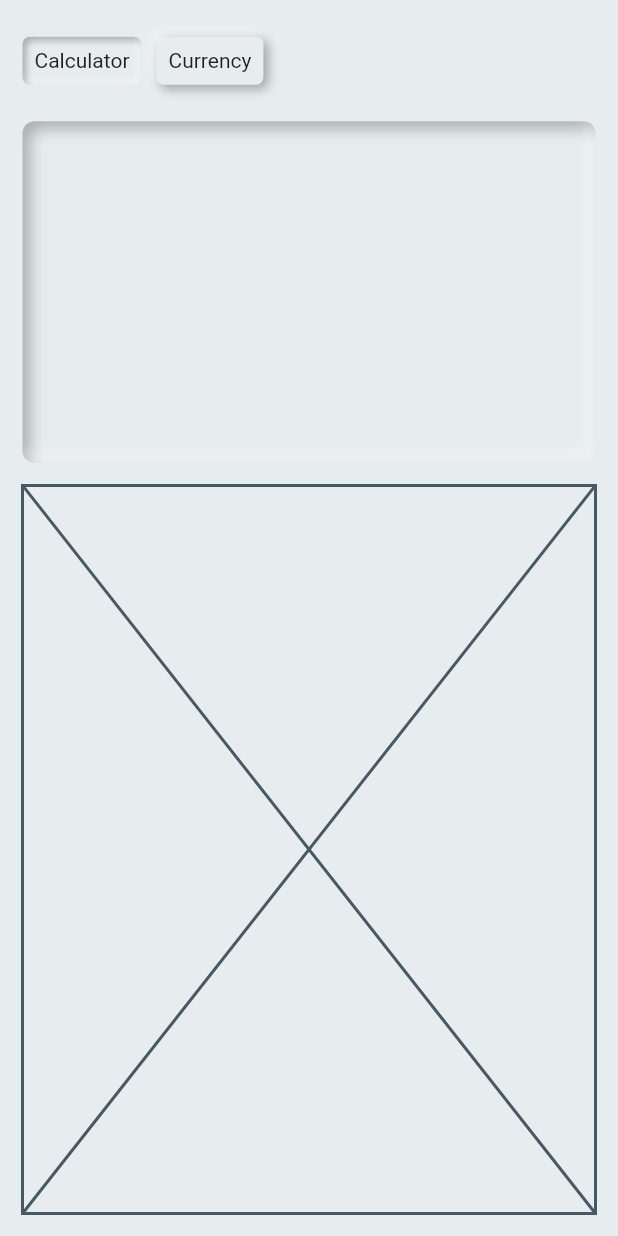
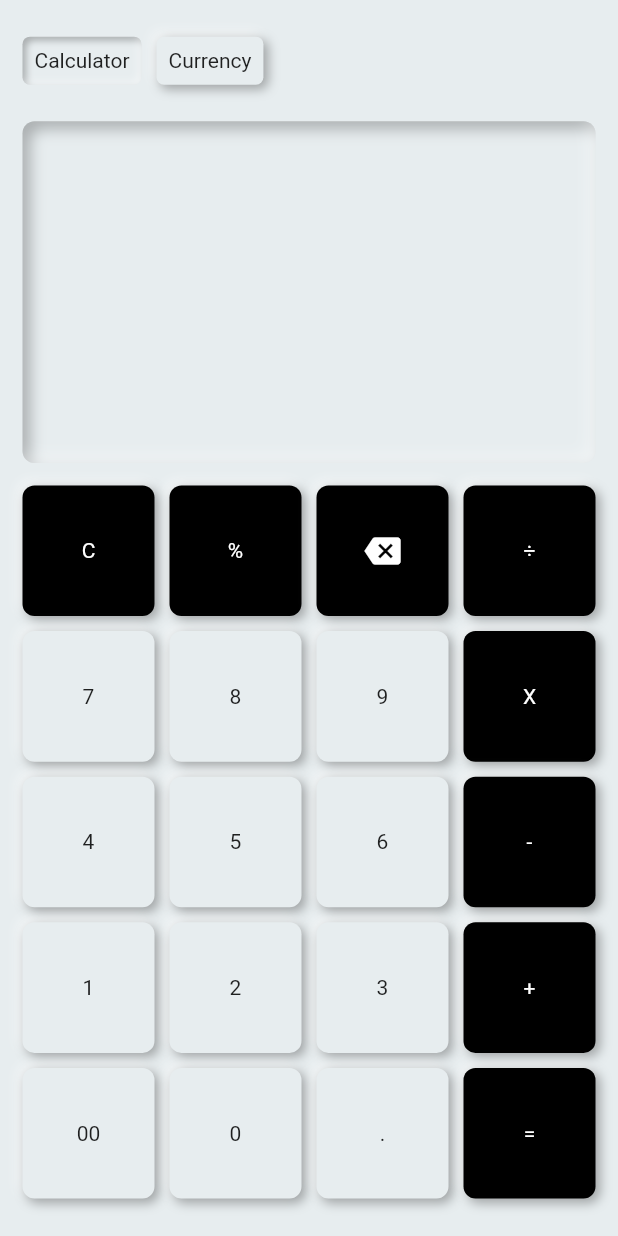
Before and after one commit to kangsudal/calculator_neumorphic, a Flutter app: the screen it shows after launch, on a phone screen of 412 x 824 dp. Run offline on Flutter 3.47's test engine with Material 2 defaults, Android fonts, the phone set to English and light mode, and no system bars; drawn by our look-alikes of flutter_neumorphic.

Commit message:
implement keypad

```diff
--- a/lib/main.dart
+++ b/lib/main.dart
@@ -69,7 +69,6 @@ class MyHomePage extends StatelessWidget {
   }
 }
 
-
 class ModeChangeWidget extends StatefulWidget {
   const ModeChangeWidget({
     Key? key,
@@ -97,7 +96,9 @@ class _ModeChangeWidgetState extends State<ModeChangeWidget> {
           padding: EdgeInsets.all(8.0),
           child: Text("Calculator"),
         ),
-        SizedBox(width: 10,),
+        SizedBox(
+          width: 10,
+        ),
         NeumorphicRadio(
           groupValue: groupValue,
           value: 1,
@@ -122,19 +123,70 @@ class ShowCalculatingWidget extends StatelessWidget {
   @override
   Widget build(BuildContext context) {
     return Neumorphic(
-      style: NeumorphicStyle(depth: -10,),
+      style: NeumorphicStyle(
+        depth: -10,
+      ),
       child: Container(),
     );
   }
 }
 
 class InputButtons extends StatelessWidget {
-  const InputButtons({
+  InputButtons({
     Key? key,
   }) : super(key: key);
 
+  List<Widget> calculatorKeyPadData = [
+    Text('C',style: TextStyle(color: Colors.white,),),
+    Text('%',style: TextStyle(color: Colors.white,),),
+    Icon(Icons.backspace,color: Colors.white,),
+    Text("÷",style: TextStyle(color: Colors.white,),),
+    Text('7'),
+    Text('8'),
+    Text('9'),
+    Text('X',style: TextStyle(color: Colors.white,),),
+    Text('4'),
+    Text('5'),
+    Text('6'),
+    Text('-',style: TextStyle(color: Colors.white,),),
+    Text('1'),
+    Text('2'),
+    Text('3'),
+    Text('+',style: TextStyle(color: Colors.white,),),
+    Text('00'),
+    Text('0'),
+    Text('.'),
+    Text('=',style: TextStyle(color: Colors.white,),),
+  ];
+
   @override
   Widget build(BuildContext context) {
-    return Placeholder();
+    return LayoutBuilder(
+      builder: (BuildContext context, BoxConstraints constraints) {
+        double keyPadHeight = constraints.maxHeight;
+        double keyPadWidth = constraints.maxWidth;
+        return GridView.builder(
+          itemCount: calculatorKeyPadData.length,
+          gridDelegate: SliverGridDelegateWithFixedCrossAxisCount(
+            crossAxisCount: 4,
+            crossAxisSpacing: 10, //수평 패딩
+            mainAxisSpacing: 10, //수직 패딩
+            mainAxisExtent: (keyPadHeight / 5) - 10, //한 셀당 세로길이
+          ),
+          itemBuilder: (BuildContext context, int index) {
+            if (index == 0 || index == 1 || index == 2 || index == 3||index %4==3) {
+              return NeumorphicButton(
+                  style: NeumorphicStyle(color: Colors.black),
+                  onPressed: () {},
+                  child: Center(child: calculatorKeyPadData[index]));
+            } else {
+              return NeumorphicButton(
+                  onPressed: () {},
+                  child: Center(child: calculatorKeyPadData[index]));
+            }
+          },
+        );
+      },
+    );
   }
 }
```
